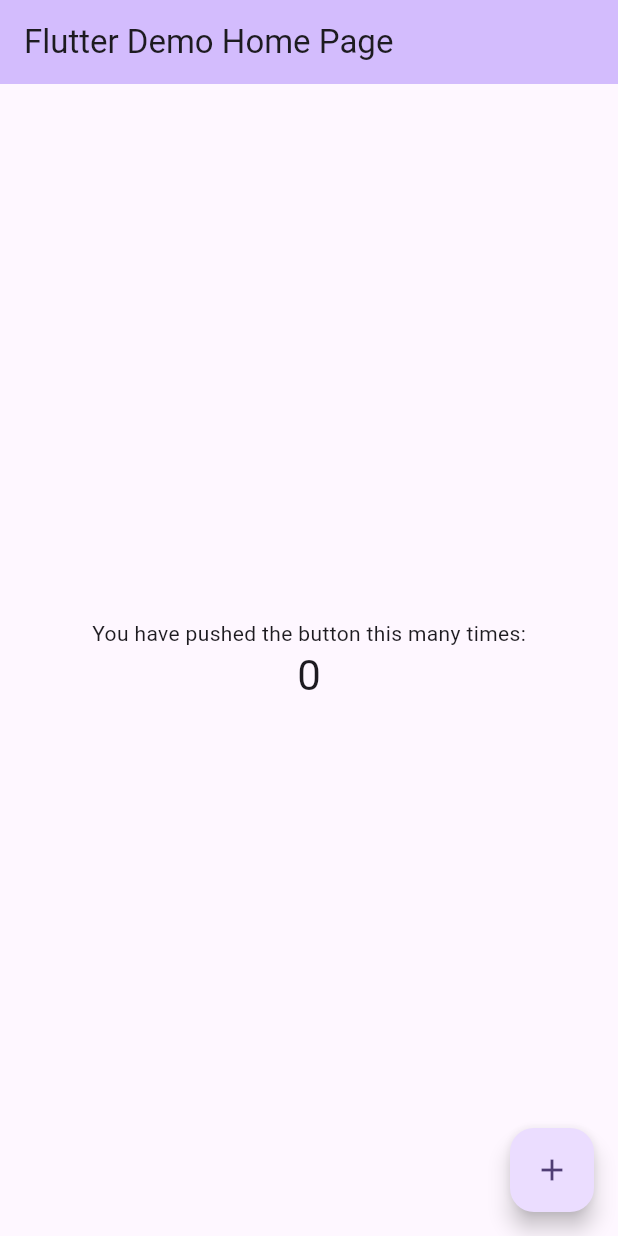
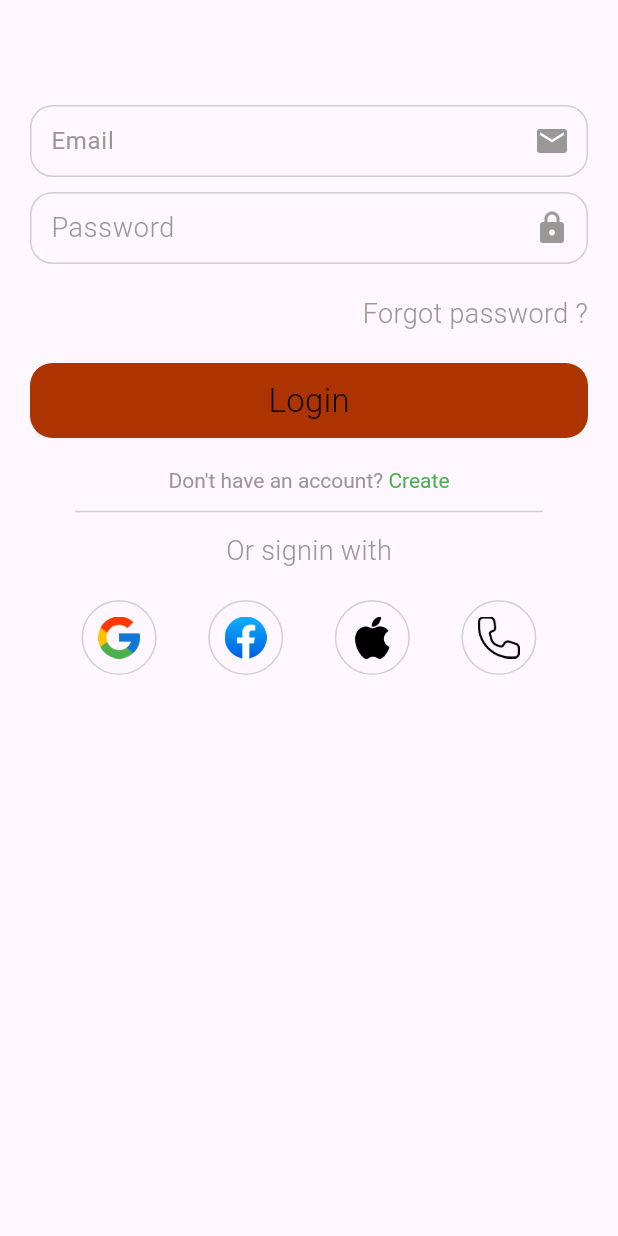
Before and after one commit to martin-ngigi/thibiti, a Flutter app: the screen it shows after launch, on a phone screen of 412 x 824 dp. Run offline on Flutter 3.47's test engine with Material 2 defaults, Android fonts, the phone set to English and light mode, and no system bars; our stand-ins replace get.

Commit message:
Login UI done

```diff
--- /dev/null
+++ b/lib/features/auth/login.dart
@@ -0,0 +1,185 @@
+import 'package:flutter/gestures.dart';
+import 'package:flutter/material.dart';
+import 'package:get/get.dart';
+import 'package:thibiti/utils/constant_colors.dart';
+import 'package:thibiti/widgets/custom_button.dart';
+import 'package:thibiti/widgets/password_field.dart';
+import 'package:thibiti/widgets/small_text.dart';
+import 'package:thibiti/widgets/text_field.dart';
+
+class LoginPage extends StatefulWidget {
+  const LoginPage({super.key});
+
+  @override
+  State<LoginPage> createState() => _LoginPageState();
+}
+
+class _LoginPageState extends State<LoginPage> {
+
+  final _emailController = TextEditingController();
+  final _passwordController = TextEditingController();
+
+  @override
+  void initState() {
+    // TODO: implement initState
+    super.initState();
+  }
+
+  @override
+  void dispose() {
+    // TODO: implement dispose
+    super.dispose();
+    _emailController.dispose();
+    _passwordController.dispose();
+  }
+
+  @override
+  Widget build(BuildContext context) {
+    return Scaffold(
+      body: Container(
+        padding: EdgeInsets.all(20),
+        child: SingleChildScrollView(
+          child: Column(
+            children: [
+
+              SizedBox(height: 50,),
+
+              /// email field
+              text_field(
+                  hintText: "Email",
+                  icon: Icons.email,
+                  textInputType: TextInputType.text,
+                  maxLines: 1,
+                  controller: _emailController,
+                  isObsecure: false, enabled: true
+              ),
+
+              SizedBox(height: 10,),
+
+              /// Password
+              password_field(
+                  hintText: "Password",
+                  icon: Icons.lock_clock_rounded,
+                  textInputType: TextInputType.text,
+                  maxLines: 1,
+                  controller: _passwordController,
+                  enabled: true,
+                  context: context
+              ),
+
+              SizedBox(height: 20,),
+
+              /// Forgot password
+              Row(
+                mainAxisAlignment: MainAxisAlignment.end,
+                children: [
+                  GestureDetector(
+                    child: SmallText(text: "Forgot password ?"),
+                    onTap: () async{
+
+                    },
+                  )
+                ],
+              ),
+
+              SizedBox(height: 20,),
+
+              /// Login
+              custom_button(
+                  buttonName: "Login",
+                  onTapMethod: (){
+
+                  },
+                  context: context,
+
+              ),
+
+              SizedBox(height: 20,),
+
+              /// Don\'t have an account?
+              RichText(
+                  text: TextSpan(
+                      text: "Don\'t have an account? ",
+                      style: TextStyle(
+                        color: ConstantColors.textColor,
+                      ),
+                    children: [
+                      TextSpan(
+                        text: "Create",
+                        style: TextStyle(
+                          color: Colors.green,
+                        ),
+                        recognizer: TapGestureRecognizer()..onTap = () {
+
+                        }
+                      )
+                    ]
+                  ),
+
+              ),
+
+              /// Divider
+              Padding(
+                padding: const EdgeInsets.symmetric(horizontal: 30, vertical: 5),
+                child: Divider(
+                  color: ConstantColors.borderColor,
+                ),
+              ),
+
+              SmallText(text: "Or signin with"),
+
+              SizedBox(height: 20,),
+
+              Row(
+                mainAxisAlignment: MainAxisAlignment.spaceEvenly,
+                children: [
+                  loginMethod(
+                      type: "google",
+                      icon: "assets/icons/google.png"
+                  ),
+
+                  loginMethod(
+                    type: "facebook",
+                    icon: "assets/icons/facebook.png",
+                  ),
+
+                  loginMethod(
+                    type: "apple",
+                    icon: "assets/icons/apple.png",
+                  ),
+
+                  loginMethod(
+                    type: "phone",
+                    icon: "assets/icons/phone.png",
+                  ),
+                ],
+              )
+
+            ],
+          ),
+        ),
+      ),
+    );
+  }
+
+  Widget loginMethod({required String type, required String icon}){
+    return GestureDetector(
+      onTap: () async{
+
+      },
+      child: Container(
+        width: 50,
+        height: 50,
+        padding: EdgeInsets.all(10),
+        decoration: BoxDecoration(
+          borderRadius: BorderRadius.circular(50),
+          border: Border.all(
+            width: 1,
+            color: ConstantColors.borderColor
+          )
+        ),
+        child: Image.asset(icon),
+      ),
+    );
+  }
+}
--- a/lib/main.dart
+++ b/lib/main.dart
@@ -1,4 +1,5 @@
 import 'package:flutter/material.dart';
+import 'package:thibiti/features/auth/login.dart';
 
 void main() {
   runApp(const MyApp());
@@ -13,113 +14,10 @@ class MyApp extends StatelessWidget {
     return MaterialApp(
       title: 'Flutter Demo',
       theme: ThemeData(
-        // This is the theme of your application.
-        //
-        // TRY THIS: Try running your application with "flutter run". You'll see
-        // the application has a blue toolbar. Then, without quitting the app,
-        // try changing the seedColor in the colorScheme below to Colors.green
-        // and then invoke "hot reload" (save your changes or press the "hot
-        // reload" button in a Flutter-supported IDE, or press "r" if you used
-        // the command line to start the app).
-        //
-        // Notice that the counter didn't reset back to zero; the application
-        // state is not lost during the reload. To reset the state, use hot
-        // restart instead.
-        //
-        // This works for code too, not just values: Most code changes can be
-        // tested with just a hot reload.
         colorScheme: ColorScheme.fromSeed(seedColor: Colors.deepPurple),
         useMaterial3: true,
       ),
-      home: const MyHomePage(title: 'Flutter Demo Home Page'),
+      home: LoginPage(),
     );
   }
 }
-
-class MyHomePage extends StatefulWidget {
-  const MyHomePage({super.key, required this.title});
-
-  // This widget is the home page of your application. It is stateful, meaning
-  // that it has a State object (defined below) that contains fields that affect
-  // how it looks.
-
-  // This class is the configuration for the state. It holds the values (in this
-  // case the title) provided by the parent (in this case the App widget) and
-  // used by the build method of the State. Fields in a Widget subclass are
-  // always marked "final".
-
-  final String title;
-
-  @override
-  State<MyHomePage> createState() => _MyHomePageState();
-}
-
-class _MyHomePageState extends State<MyHomePage> {
-  int _counter = 0;
-
-  void _incrementCounter() {
-    setState(() {
-      // This call to setState tells the Flutter framework that something has
-      // changed in this State, which causes it to rerun the build method below
-      // so that the display can reflect the updated values. If we changed
-      // _counter without calling setState(), then the build method would not be
-      // called again, and so nothing would appear to happen.
-      _counter++;
-    });
-  }
-
-  @override
-  Widget build(BuildContext context) {
-    // This method is rerun every time setState is called, for instance as done
-    // by the _incrementCounter method above.
-    //
-    // The Flutter framework has been optimized to make rerunning build methods
-    // fast, so that you can just rebuild anything that needs updating rather
-    // than having to individually change instances of widgets.
-    return Scaffold(
-      appBar: AppBar(
-        // TRY THIS: Try changing the color here to a specific color (to
-        // Colors.amber, perhaps?) and trigger a hot reload to see the AppBar
-        // change color while the other colors stay the same.
-        backgroundColor: Theme.of(context).colorScheme.inversePrimary,
-        // Here we take the value from the MyHomePage object that was created by
-        // the App.build method, and use it to set our appbar title.
-        title: Text(widget.title),
-      ),
-      body: Center(
-        // Center is a layout widget. It takes a single child and positions it
-        // in the middle of the parent.
-        child: Column(
-          // Column is also a layout widget. It takes a list of children and
-          // arranges them vertically. By default, it sizes itself to fit its
-          // children horizontally, and tries to be as tall as its parent.
-          //
-          // Column has various properties to control how it sizes itself and
-          // how it positions its children. Here we use mainAxisAlignment to
-          // center the children vertically; the main axis here is the vertical
-          // axis because Columns are vertical (the cross axis would be
-          // horizontal).
-          //
-          // TRY THIS: Invoke "debug painting" (choose the "Toggle Debug Paint"
-          // action in the IDE, or press "p" in the console), to see the
-          // wireframe for each widget.
-          mainAxisAlignment: MainAxisAlignment.center,
-          children: <Widget>[
-            const Text(
-              'You have pushed the button this many times:',
-            ),
-            Text(
-              '$_counter',
-              style: Theme.of(context).textTheme.headlineMedium,
-            ),
-          ],
-        ),
-      ),
-      floatingActionButton: FloatingActionButton(
-        onPressed: _incrementCounter,
-        tooltip: 'Increment',
-        child: const Icon(Icons.add),
-      ), // This trailing comma makes auto-formatting nicer for build methods.
-    );
-  }
-}
--- /dev/null
+++ b/lib/utils/constant_colors.dart
@@ -0,0 +1,9 @@
+import 'package:flutter/material.dart';
+
+class ConstantColors{
+  static const mainColor = Color(0xffad3400);
+  static const secondaryColor = Color(0xffff986a);
+  static const whiteColor = Color(0xffffffff);
+  static const borderColor = Color(0xffd0d0d0);
+  static const textColor = Color(0xff9a9897);
+}
--- /dev/null
+++ b/lib/widgets/big_text.dart
@@ -0,0 +1,26 @@
+import 'package:flutter/material.dart';
+
+class BigText extends StatelessWidget {
+  final String text;
+  Color? color;
+  double? size;
+
+  BigText({
+    required this.text,
+    this.color = const Color(0xff000000),
+    this.size = 22,
+    super.key
+  });
+
+  @override
+  Widget build(BuildContext context) {
+    return Text(
+        text,
+      style: TextStyle(
+        fontSize: size,
+        color: color,
+        fontWeight: FontWeight.w300
+      ),
+    );
+  }
+}
--- /dev/null
+++ b/lib/widgets/custom_button.dart
@@ -0,0 +1,30 @@
+import 'package:flutter/material.dart';
+import 'package:thibiti/utils/constant_colors.dart';
+import 'package:thibiti/widgets/big_text.dart';
+
+Widget custom_button({
+  required String buttonName,
+  required VoidCallback onTapMethod,
+  required BuildContext context,
+  Color backgroundColor = ConstantColors.mainColor,
+  Color textColor = ConstantColors.whiteColor
+}){
+  return GestureDetector(
+    onTap: onTapMethod,
+    child: Container(
+      height: 50,
+      width: MediaQuery.of(context).size.width,
+      // width: 280,
+      decoration: BoxDecoration(
+        color: backgroundColor,
+        borderRadius: BorderRadius.circular(15),
+      ),
+      child: Center(
+        child: BigText(
+            text: buttonName
+        ),
+      ),
+    ),
+
+  );
+}
--- /dev/null
+++ b/lib/widgets/password_field.dart
@@ -0,0 +1,72 @@
+import 'package:flutter/material.dart';
+import 'package:thibiti/utils/constant_colors.dart';
+
+Widget password_field({
+  required String hintText,
+  required IconData icon,
+  required TextInputType textInputType,
+  required int maxLines,
+  required TextEditingController controller,
+  required bool enabled, ///for password purposes
+  required BuildContext context,
+  void Function(String value)? onTextChange,
+
+
+}){
+  // final appTheme = AppTheme.of(context);
+  return Padding(
+    padding: EdgeInsets.only(bottom: 0),
+    child: TextField(
+      onChanged: (value) => onTextChange!(value),
+      obscureText: true,
+      cursorColor: ConstantColors.mainColor,
+      controller: controller,
+      keyboardType: textInputType,
+      maxLines: maxLines,
+      enabled: enabled,
+      style:TextStyle(
+          fontSize: 18,
+          fontWeight: FontWeight.w300,
+          fontFamily: "Roboto",
+          overflow: TextOverflow.ellipsis,
+        // color: color
+      ),
+      decoration: InputDecoration(
+          labelText: hintText,
+          hintText: hintText,
+          contentPadding: EdgeInsets.symmetric(vertical: 5.0, horizontal: 10),
+          hintStyle:TextStyle(
+              fontSize: 18,
+              fontWeight: FontWeight.w300,
+              fontFamily: "Roboto",
+              overflow: TextOverflow.ellipsis,
+              color: ConstantColors.textColor
+            // color: color
+          ),
+          labelStyle:TextStyle(
+              fontSize: 18,
+              fontWeight: FontWeight.w300,
+              fontFamily: "Roboto",
+              overflow: TextOverflow.ellipsis,
+             color: ConstantColors.textColor
+            // color: color
+          ),
+          enabledBorder: OutlineInputBorder(
+              borderRadius: BorderRadius.circular(15),
+              borderSide:  BorderSide( color: ConstantColors.borderColor)
+          ),
+          focusedBorder: OutlineInputBorder(
+            borderRadius: BorderRadius.circular(15),
+            borderSide:  BorderSide(color: ConstantColors.mainColor),
+          ),
+
+          // suffixIcon: isObsecure ?  Icon(Icons.edit, color: Colors.black,) : Container(),
+
+          suffixIcon: Icon(Icons.lock, color: ConstantColors.textColor),
+          alignLabelWithHint: true,
+          // fillColor: appTheme.isDark ? Colors.grey : Colors.white,
+          // filled: true
+      ),
+    ),
+  );
+}
--- /dev/null
+++ b/lib/widgets/small_text.dart
@@ -0,0 +1,26 @@
+import 'package:flutter/material.dart';
+
+class SmallText extends StatelessWidget {
+  final String text;
+  Color? color;
+  double? size;
+
+  SmallText({
+    required this.text,
+    this.color = const Color(0xff9a9897),
+    this.size = 18,
+    super.key
+  });
+
+  @override
+  Widget build(BuildContext context) {
+    return Text(
+        text,
+      style: TextStyle(
+        fontSize: size,
+        color: color,
+        fontWeight: FontWeight.w300
+      ),
+    );
+  }
+}
--- /dev/null
+++ b/lib/widgets/text_field.dart
@@ -0,0 +1,44 @@
+import 'package:flutter/cupertino.dart';
+import 'package:flutter/material.dart';
+import 'package:thibiti/utils/constant_colors.dart';
+
+Widget text_field({
+  required String hintText,
+  required IconData icon,
+  required TextInputType textInputType,
+  required int maxLines,
+  required TextEditingController controller,
+  required bool isObsecure,
+  required bool enabled
+}){
+  return Padding(
+    padding: EdgeInsets.only(bottom: 0),
+    child: TextField(
+      cursorColor: ConstantColors.mainColor,
+      controller: controller,
+      keyboardType: textInputType,
+      maxLines: maxLines,
+      enabled: enabled,
+      //style: TextStyle(),
+      decoration: InputDecoration(
+        labelText: hintText,
+        hintText: hintText,
+        labelStyle: TextStyle(
+          color: ConstantColors.textColor
+        ),
+        contentPadding: EdgeInsets.symmetric(vertical: 5, horizontal: 10),
+        hintStyle: TextStyle(),
+        enabledBorder: OutlineInputBorder(
+          borderRadius: BorderRadius.circular(15),
+          borderSide: BorderSide(color: ConstantColors.borderColor)
+        ),
+        focusedBorder: OutlineInputBorder(
+          borderRadius: BorderRadius.circular(15),
+          borderSide: BorderSide(color: ConstantColors.mainColor)
+        ),
+        suffixIcon: enabled ? Icon(icon, color: ConstantColors.textColor,) : null,
+        alignLabelWithHint: true
+      ),
+    ),
+  );
+}
```
Also changed, not shown: pubspec.yaml (+6 -3 lines), assets/icons/apple.png (added), assets/icons/facebook.png (added), assets/icons/google.png (added), assets/icons/phone.png (added), pubspec.lock, 9 other files.
